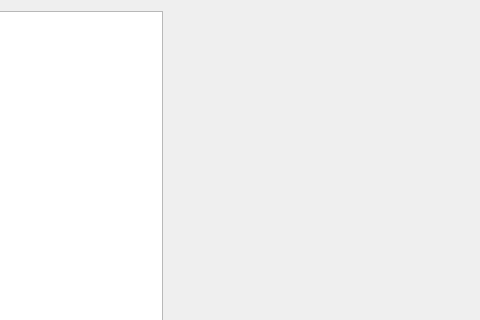
Qt form mouve/MainWindow.ui (k0zmo/mouve) before a commit; both pictures show x 714 to 1194 and y 0 to 320 of the 1194 by 794 pixel window.
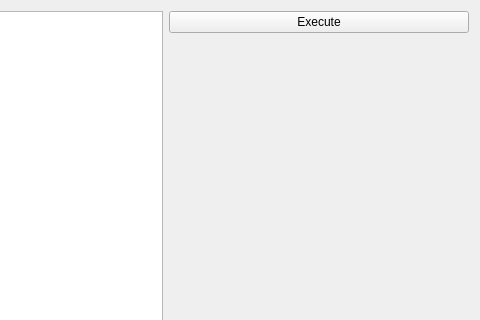
The same form after that commit. Custom widgets are drawn as their Qt base class.

What changed in the file:
```diff
--- a/mouve/MainWindow.ui
+++ b/mouve/MainWindow.ui
@@ -19,6 +19,15 @@
      <widget class="NodeEditorView" name="mGraphicsView"/>
     </item>
     <item>
+     <layout class="QVBoxLayout" name="verticalLayout">
+      <item>
+       <widget class="QPushButton" name="mExecute">
+        <property name="text">
+         <string>Execute</string>
+        </property>
+       </widget>
+      </item>
+      <item>
      <widget class="QLabel" name="mOutputPreview">
       <property name="minimumSize">
        <size>
@@ -30,6 +39,8 @@
        <string/>
       </property>
      </widget>
+      </item>
+     </layout>
     </item>
    </layout>
   </widget>
```
Lines whose indentation alone changed are shown as unchanged.
